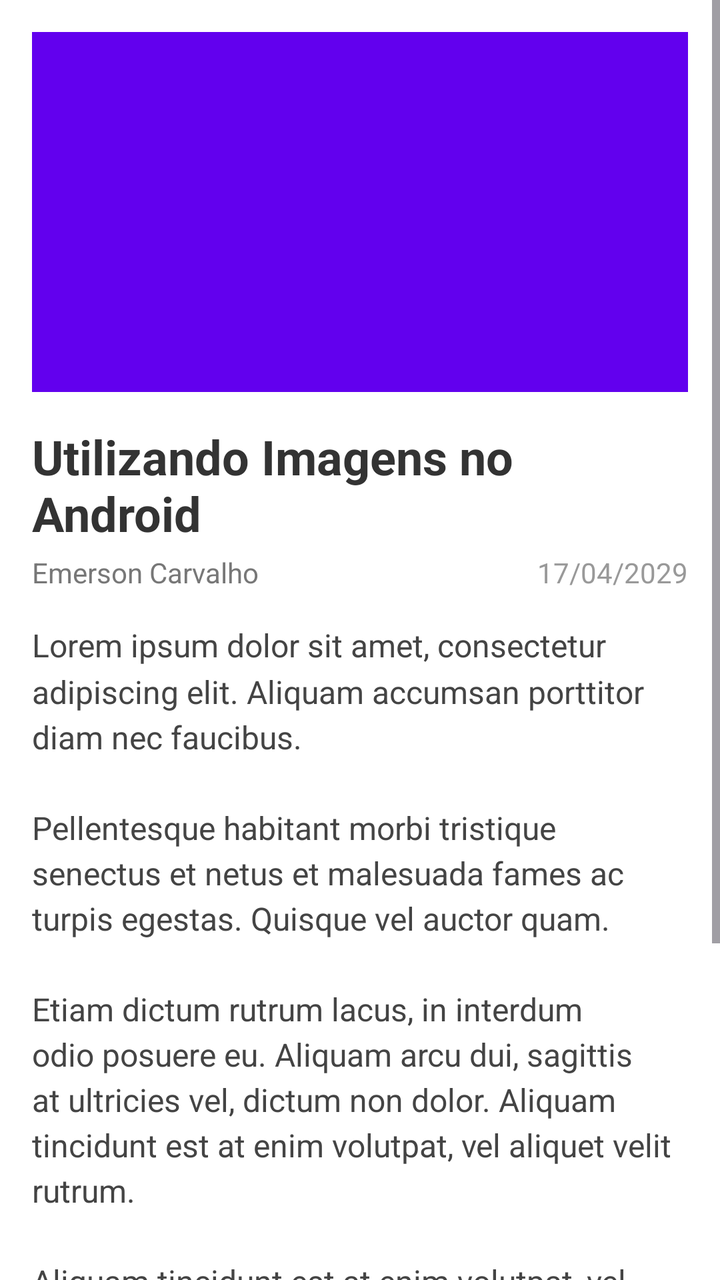
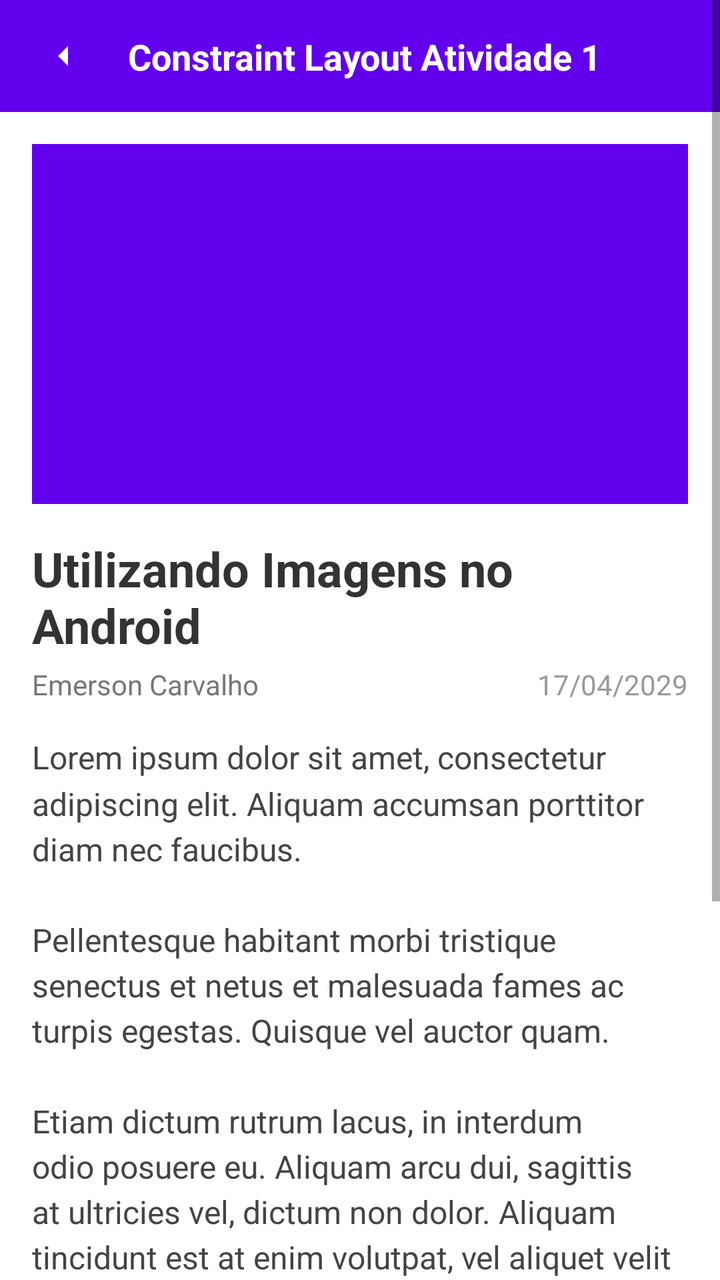

An Android layout rendered at two revisions. The XML below is the earlier revision; the diff shows what the commit changed to produce the second picture.
<!-- AndroidManifest.xml: application theme Theme.ConstraintLayout -->
<!-- res/layout/activity_blog_post.xml -->
<?xml version="1.0" encoding="utf-8"?>
<ScrollView
    xmlns:android="http://schemas.android.com/apk/res/android"
    xmlns:app="http://schemas.android.com/apk/res-auto"
    xmlns:tools="http://tools.android.com/tools"
    android:layout_width="match_parent"
    android:layout_height="match_parent"
    android:fillViewport="true"
    android:background="#FFFFFF">

    <androidx.constraintlayout.widget.ConstraintLayout
        android:layout_width="match_parent"
        android:layout_height="wrap_content"
        android:padding="16dp">

        <ImageView
            android:id="@+id/imgBlogHeader"
            android:layout_width="0dp"
            android:layout_height="180dp"
            android:scaleType="centerCrop"
            android:src="@drawable/blog_image"
            app:layout_constraintTop_toTopOf="parent"
            app:layout_constraintStart_toStartOf="parent"
            app:layout_constraintEnd_toEndOf="parent" />

        <TextView
            android:id="@+id/txtTitle"
            android:layout_width="0dp"
            android:layout_height="wrap_content"
            android:text="Utilizando Imagens no Android"
            android:textSize="24sp"
            android:textStyle="bold"
            android:textColor="#333333"
            android:layout_marginTop="16dp"
            app:layout_constraintTop_toBottomOf="@id/imgBlogHeader"
            app:layout_constraintStart_toStartOf="parent"
            app:layout_constraintEnd_toEndOf="parent" />

        <TextView
            android:id="@+id/txtAuthor"
            android:layout_width="wrap_content"
            android:layout_height="wrap_content"
            android:text="Emerson Carvalho"
            android:textSize="14sp"
            android:textColor="#777777"
            android:layout_marginTop="4dp"
            app:layout_constraintTop_toBottomOf="@id/txtTitle"
            app:layout_constraintStart_toStartOf="parent" />

        <TextView
            android:id="@+id/txtDate"
            android:layout_width="wrap_content"
            android:layout_height="wrap_content"
            android:text="17/04/2029"
            android:textSize="14sp"
            android:textColor="#999999"
            app:layout_constraintTop_toTopOf="@id/txtAuthor"
            app:layout_constraintEnd_toEndOf="parent" />

        <TextView
            android:id="@+id/txtContent"
            android:layout_width="0dp"
            android:layout_height="wrap_content"
            android:layout_marginTop="16dp"
            android:lineSpacingMultiplier="1.2"
            android:text="Lorem ipsum dolor sit amet, consectetur adipiscing elit. Aliquam accumsan porttitor diam nec faucibus.\n\nPellentesque habitant morbi tristique senectus et netus et malesuada fames ac turpis egestas. Quisque vel auctor quam.\n\nEtiam dictum rutrum lacus, in interdum odio posuere eu. Aliquam arcu dui, sagittis at ultricies vel, dictum non dolor. Aliquam tincidunt est at enim volutpat, vel aliquet velit rutrum.\n\nAliquam tincidunt est at enim volutpat, vel aliquet velit rutrum. Aliquam tincidunt est at enim volutpat, vel aliquet velit rutrum.\n\nAliquam tincidunt est at enim volutpat, vel aliquet velit rutrum."
            android:textColor="#444444"
            android:textSize="16sp"
            app:layout_constraintTop_toBottomOf="@id/txtAuthor"
            app:layout_constraintStart_toStartOf="parent"
            app:layout_constraintEnd_toEndOf="parent" />

        <Button
            android:id="@+id/btnAnterior"
            android:layout_width="wrap_content"
            android:layout_height="wrap_content"
            android:text="ANTERIOR"
            android:layout_marginTop="24dp"
            android:layout_marginBottom="16dp"
            app:layout_constraintTop_toBottomOf="@id/txtContent"
            app:layout_constraintBottom_toBottomOf="parent"
            app:layout_constraintStart_toStartOf="parent" />

        <Button
            android:id="@+id/btnProximo"
            android:layout_width="wrap_content"
            android:layout_height="wrap_content"
            android:text="PRÓXIMO"
            android:layout_marginTop="24dp"
            android:layout_marginBottom="16dp"
            app:layout_constraintTop_toBottomOf="@id/txtContent"
            app:layout_constraintBottom_toBottomOf="parent"
            app:layout_constraintEnd_toEndOf="parent" />

    </androidx.constraintlayout.widget.ConstraintLayout>
</ScrollView>
<!-- resources referenced by this layout -->
<resources>
  <!-- drawable blog_image (drawable) -->
  <?xml version="1.0" encoding="utf-8"?>
  <shape xmlns:android="http://schemas.android.com/apk/res/android"
      android:shape="rectangle">
      <solid android:color="#6200EE"/>
  </shape>
  <style name="Theme.ConstraintLayout" parent="Base.Theme.ConstraintLayout" />
  <style name="Base.Theme.ConstraintLayout" parent="Theme.Material3.DayNight.NoActionBar">
          
          
      </style>
</resources>

<!-- the commit's change to res/layout/activity_blog_post.xml (unified diff, before → after) -->
@@ -10,8 +10,47 @@
 
     <androidx.constraintlayout.widget.ConstraintLayout
         android:layout_width="match_parent"
-        android:layout_height="wrap_content"
-        android:padding="16dp">
+        android:layout_height="wrap_content">
+
+        <androidx.constraintlayout.widget.ConstraintLayout
+            android:id="@+id/toolbarCustom"
+            android:layout_width="0dp"
+            android:layout_height="56dp"
+            android:background="#6200EE"
+            app:layout_constraintTop_toTopOf="parent"
+            app:layout_constraintStart_toStartOf="parent"
+            app:layout_constraintEnd_toEndOf="parent">
+
+            <ImageView
+                android:id="@+id/btnVoltarBlog"
+                android:layout_width="48dp"
+                android:layout_height="48dp"
+                android:padding="12dp"
+                android:src="@drawable/ic_arrow_drop_down"
+                android:rotation="90"
+                android:clickable="true"
+                android:focusable="true"
+                android:background="?attr/selectableItemBackgroundBorderless"
+                app:layout_constraintTop_toTopOf="parent"
+                app:layout_constraintBottom_toBottomOf="parent"
+                app:layout_constraintStart_toStartOf="parent"
+                android:layout_marginStart="8dp"/>
+
+            <TextView
+                android:id="@+id/txtHeaderBlog"
+                android:layout_width="0dp"
+                android:layout_height="wrap_content"
+                android:text="Constraint Layout Atividade 1"
+                android:textColor="#FFFFFF"
+                android:textSize="18sp"
+                android:textStyle="bold"
+                android:layout_marginStart="8dp"
+                app:layout_constraintTop_toTopOf="parent"
+                app:layout_constraintBottom_toBottomOf="parent"
+                app:layout_constraintStart_toEndOf="@id/btnVoltarBlog"
+                app:layout_constraintEnd_toEndOf="parent" />
+
+        </androidx.constraintlayout.widget.ConstraintLayout>
 
         <ImageView
             android:id="@+id/imgBlogHeader"
@@ -19,7 +58,9 @@
             android:layout_height="180dp"
             android:scaleType="centerCrop"
             android:src="@drawable/blog_image"
-            app:layout_constraintTop_toTopOf="parent"
+            android:layout_marginTop="16dp"
+            android:layout_marginHorizontal="16dp"
+            app:layout_constraintTop_toBottomOf="@id/toolbarCustom"
             app:layout_constraintStart_toStartOf="parent"
             app:layout_constraintEnd_toEndOf="parent" />
 
@@ -32,6 +73,7 @@
             android:textStyle="bold"
             android:textColor="#333333"
             android:layout_marginTop="16dp"
+            android:layout_marginHorizontal="16dp"
             app:layout_constraintTop_toBottomOf="@id/imgBlogHeader"
             app:layout_constraintStart_toStartOf="parent"
             app:layout_constraintEnd_toEndOf="parent" />
@@ -44,6 +86,7 @@
             android:textSize="14sp"
             android:textColor="#777777"
             android:layout_marginTop="4dp"
+            android:layout_marginStart="16dp"
             app:layout_constraintTop_toBottomOf="@id/txtTitle"
             app:layout_constraintStart_toStartOf="parent" />
 
@@ -54,6 +97,7 @@
             android:text="17/04/2029"
             android:textSize="14sp"
             android:textColor="#999999"
+            android:layout_marginEnd="16dp"
             app:layout_constraintTop_toTopOf="@id/txtAuthor"
             app:layout_constraintEnd_toEndOf="parent" />
 
@@ -62,6 +106,7 @@
             android:layout_width="0dp"
             android:layout_height="wrap_content"
             android:layout_marginTop="16dp"
+            android:layout_marginHorizontal="16dp"
             android:lineSpacingMultiplier="1.2"
             android:text="Lorem ipsum dolor sit amet, consectetur adipiscing elit. Aliquam accumsan porttitor diam nec faucibus.\n\nPellentesque habitant morbi tristique senectus et netus et malesuada fames ac turpis egestas. Quisque vel auctor quam.\n\nEtiam dictum rutrum lacus, in interdum odio posuere eu. Aliquam arcu dui, sagittis at ultricies vel, dictum non dolor. Aliquam tincidunt est at enim volutpat, vel aliquet velit rutrum.\n\nAliquam tincidunt est at enim volutpat, vel aliquet velit rutrum. Aliquam tincidunt est at enim volutpat, vel aliquet velit rutrum.\n\nAliquam tincidunt est at enim volutpat, vel aliquet velit rutrum."
             android:textColor="#444444"
@@ -77,6 +122,7 @@
             android:text="ANTERIOR"
             android:layout_marginTop="24dp"
             android:layout_marginBottom="16dp"
+            android:layout_marginStart="16dp"
             app:layout_constraintTop_toBottomOf="@id/txtContent"
             app:layout_constraintBottom_toBottomOf="parent"
             app:layout_constraintStart_toStartOf="parent" />
@@ -88,6 +134,7 @@
             android:text="PRÓXIMO"
             android:layout_marginTop="24dp"
             android:layout_marginBottom="16dp"
+            android:layout_marginEnd="16dp"
             app:layout_constraintTop_toBottomOf="@id/txtContent"
             app:layout_constraintBottom_toBottomOf="parent"
             app:layout_constraintEnd_toEndOf="parent" />
<!-- resource entries referenced after the edit -->
@@ -6,10 +6,30 @@
       android:shape="rectangle">
       <solid android:color="#6200EE"/>
   </shape>
-  <style name="Theme.ConstraintLayout" parent="Base.Theme.ConstraintLayout" />
-  <style name="Base.Theme.ConstraintLayout" parent="Theme.Material3.DayNight.NoActionBar">
-          
-          
+  <!-- drawable ic_arrow_drop_down (drawable) -->
+  <vector xmlns:android="http://schemas.android.com/apk/res/android"
+      android:width="24dp"
+      android:height="24dp"
+      android:viewportWidth="24"
+      android:viewportHeight="24">
+      <path
+          android:fillColor="#FFFFFFFF"
+          android:pathData="M7,10l5,5 5,-5z"/>
+  </vector>
+  <style name="Theme.ConstraintLayout" parent="Theme.MaterialComponents.DayNight.NoActionBar">
+          <item name="colorPrimary">@color/purple_500</item>
+          <item name="colorPrimaryVariant">@color/purple_700</item>
+          <item name="colorOnPrimary">@color/white</item>
+          <item name="colorSecondary">@color/teal_200</item>
+          <item name="colorSecondaryVariant">@color/teal_700</item>
+          <item name="colorOnSecondary">@color/black</item>
+          <item name="android:statusBarColor">?attr/colorPrimaryVariant</item>
       </style>
+  <color name="purple_500">#FF6200EE</color>
+  <color name="purple_700">#FF3700B3</color>
+  <color name="white">#FFFFFFFF</color>
+  <color name="teal_200">#FF03DAC5</color>
+  <color name="teal_700">#FF018786</color>
+  <color name="black">#FF000000</color>
 </resources>
 
